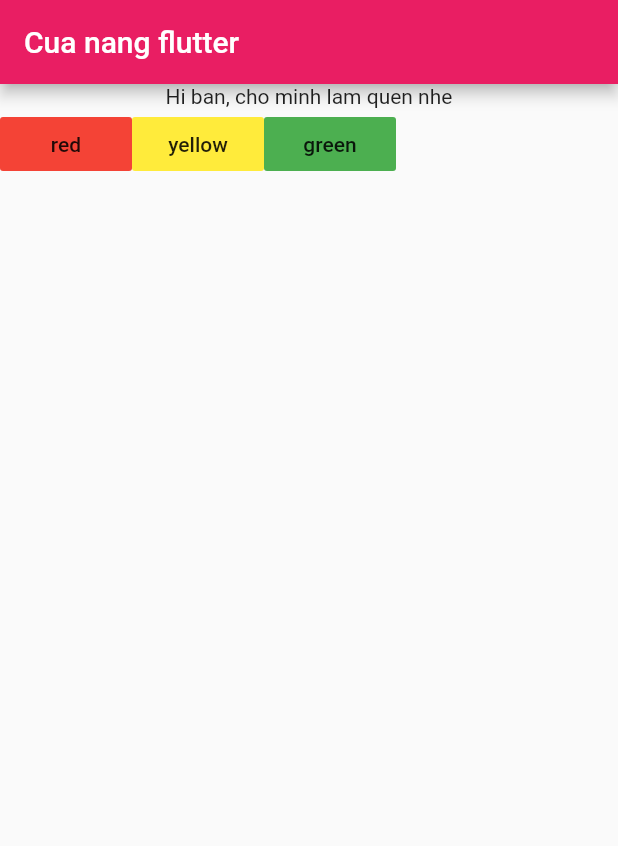
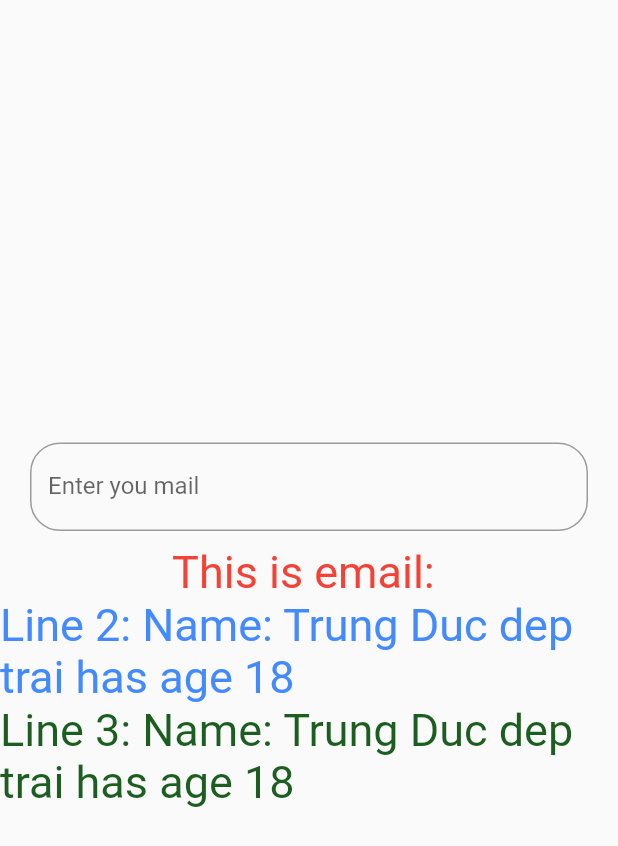
Before and after one commit to ducyb782001/FirstFlutterProject, a Flutter app: the screen it shows after launch, on a phone screen of 412 x 824 dp. Shown: the top 846 px of the screen. Run offline on Flutter 3.47's test engine with Material 2 defaults, Android fonts, the phone set to English and light mode, and no system bars.

Commit message:
basic flutter

```diff
--- /dev/null
+++ b/app/lib/MyApp.dart
@@ -0,0 +1,29 @@
+import 'package:flutter/material.dart';
+
+// You can define your own widget
+// StatelessWidget: State thay đổi => hàm build() được gọi lại, giao diện được reload lại
+// Widget không có state, không chấp nhận sự thay đổi bên trong nó, thụ động thay đổi theo bên ngoài
+class MyApp extends StatelessWidget {
+  // Let's define a constructor here
+  String name;
+  int age;
+  MyApp({this.name = 'Duc', this.age = 21});
+
+  @override
+  Widget build(BuildContext context) {
+    // TODO: The material app chuan design
+    return MaterialApp(
+        title: "The material app chuan design",
+        home: Scaffold(
+          body: Center(
+              child: Text(
+            'Hello Mr.${name}, you are handsome with age ${age}',
+            style: TextStyle(
+                fontSize: 30, // font size
+                fontWeight: FontWeight.bold,
+                color: Colors.red.shade400),
+            textDirection: TextDirection.ltr,
+          )),
+        ));
+  }
+}
--- /dev/null
+++ b/app/lib/MyAppSTFull.dart
@@ -0,0 +1,73 @@
+import 'package:flutter/material.dart';
+
+// StatefulWidget: Has internal "state"
+// Khi state thay đổi thì hàm build reload => giao diện reload
+// Tạo từ 2 class:
+// 1 public class kế thừa từ StatefulWidget
+// 1 private class để vẽ giao diện (qua hàm build())
+class MyAppStatefull extends StatefulWidget {
+  String name;
+  int age;
+  MyAppStatefull({this.name = "Duc", this.age = 20});
+
+  @override
+  State<StatefulWidget> createState() {
+    // TODO: implement createState
+    return _MyAppState();
+  }
+}
+
+class _MyAppState extends State<MyAppStatefull> {
+  String _email = ''; // This is state
+  final emailEditingController = TextEditingController();
+  @override
+  Widget build(BuildContext context) {
+    // TODO: implement build
+    return MaterialApp(
+      title: 'This is stateful widget',
+      home: Scaffold(
+        body: Center(
+          child: Column(
+            mainAxisAlignment: MainAxisAlignment.center,
+            children: <Widget>[
+              // Người dùng thay đổi giá trị thì là state
+              Container(
+                padding: EdgeInsets.symmetric(horizontal: 20, vertical: 10),
+                child: TextField(
+                  // Get value from text field
+                  controller: emailEditingController,
+                  onChanged: (text) {
+                    this.setState(() {
+                      _email =
+                          text; // When state change => build() rerun => reload widget
+                    });
+                  },
+                  decoration: InputDecoration(
+                    border: OutlineInputBorder(
+                      borderRadius: const BorderRadius.all(
+                        const Radius.circular(20),
+                      ),
+                    ),
+                    labelText: 'Enter you mail',
+                  ),
+                ),
+              ),
+              Text(
+                'This is email: ${_email}',
+                style: TextStyle(fontSize: 30, color: Colors.red),
+              ),
+              Text(
+                'Line 2: Name: ${widget.name} has age ${widget.age}',
+                style: TextStyle(fontSize: 30, color: Colors.blueAccent),
+              ),
+              Text(
+                'Line 3: Name: ${widget.name} has age ${widget.age}',
+                style: TextStyle(fontSize: 30, color: Colors.green.shade900),
+              )
+            ],
+          ),
+        ),
+      ),
+    );
+  }
+}
--- a/app/lib/main.dart
+++ b/app/lib/main.dart
@@ -1,95 +1,10 @@
-// Bước 1: import thư viện material vào, thư viện này sẽ cung cấp widget để code
+import 'package:app/MyAppSTFull.dart';
 import 'package:flutter/material.dart';
+import 'MyApp.dart';
 
-// Bước 2: khai báo hàm main, đây là nơi mà code sẽ thực thi đầu tiên
 void main() {
-  // Bước 3: gọi hàm runApp truyền vào 1 object MaterialApp
-  // MaterialApp chính là widget root, tổ tiên của 1 cây widget sau này
-  runApp(
-    MaterialApp(
-      // Bước 4: Trong constructor của MaterialApp có 1 property là `home`
-      // ta sử dụng property `home` này để code nội dung trong app
-      // ở đây mình truyền vào widget Text truyền vào 1 String
-      home: SafeArea(
-          child: Scaffold(
-              appBar: AppBar(
-                  backgroundColor: Colors.pink,
-                  title: const Text('Cua nang flutter')),
-              body: ColumnWidget())),
-    ),
-  );
+  runApp(MyAppStatefull(
+    age: 18,
+    name: 'Trung Duc dep trai',
+  ));
 }
-
-// Cách 2: extract ra class Widget riêng
-class ColumnWidget extends StatelessWidget {
-  const ColumnWidget({
-    Key? key,
-  }) : super(key: key);
-
-  @override
-  Widget build(BuildContext context) {
-    return Column(
-      children: [
-        Text('Hi ban, cho minh lam quen nhe'),
-        Row(
-          children: [
-            FlatButton(
-              child: Text('red'),
-              color: Colors.red,
-              onPressed: () {},
-            ),
-            FlatButton(
-              child: Text('yellow'),
-              color: Colors.yellow,
-              onPressed: () {},
-            ),
-            FlatButton(
-              child: Text('green'),
-              color: Colors.green,
-              onPressed: () {},
-            )
-          ],
-        )
-      ],
-    );
-  }
-}
-
-// Cách 1: Extract Method
-Column buildColumn() {
-  return Column(
-    children: [
-      Text('Hi ban, cho minh lam quen nhe'),
-      Row(
-        children: [
-          FlatButton(
-            child: Text('red'),
-            color: Colors.red,
-            onPressed: () {},
-          ),
-          FlatButton(
-            child: Text('yellow'),
-            color: Colors.yellow,
-            onPressed: () {},
-          ),
-          FlatButton(
-            child: Text('green'),
-            color: Colors.green,
-            onPressed: () {},
-          )
-        ],
-      )
-    ],
-  );
-}
-
-// Part 2:
-
-class CounterTextWidget extends StatelessWidget {
-  int counter = 0;
-
-  @override
-  Widget build(BuildContext context) {
-    return Text('Tui la widget text. Data cua tui la $counter');
-  }
-}
```
Also changed, not shown: 1 other file.
